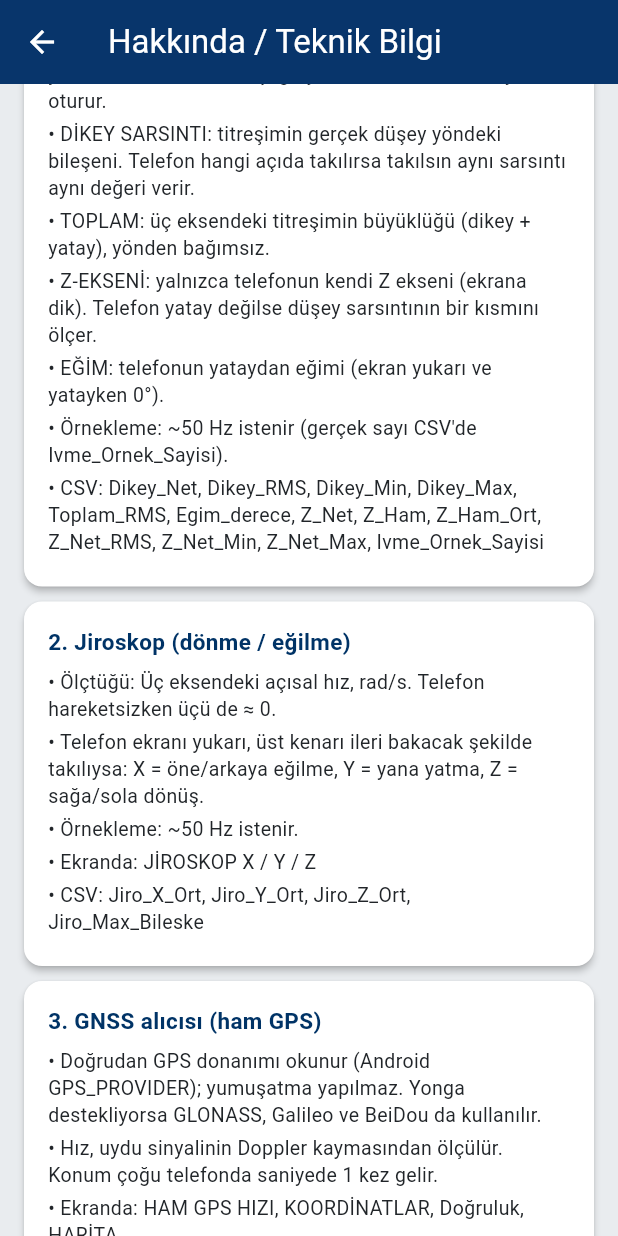
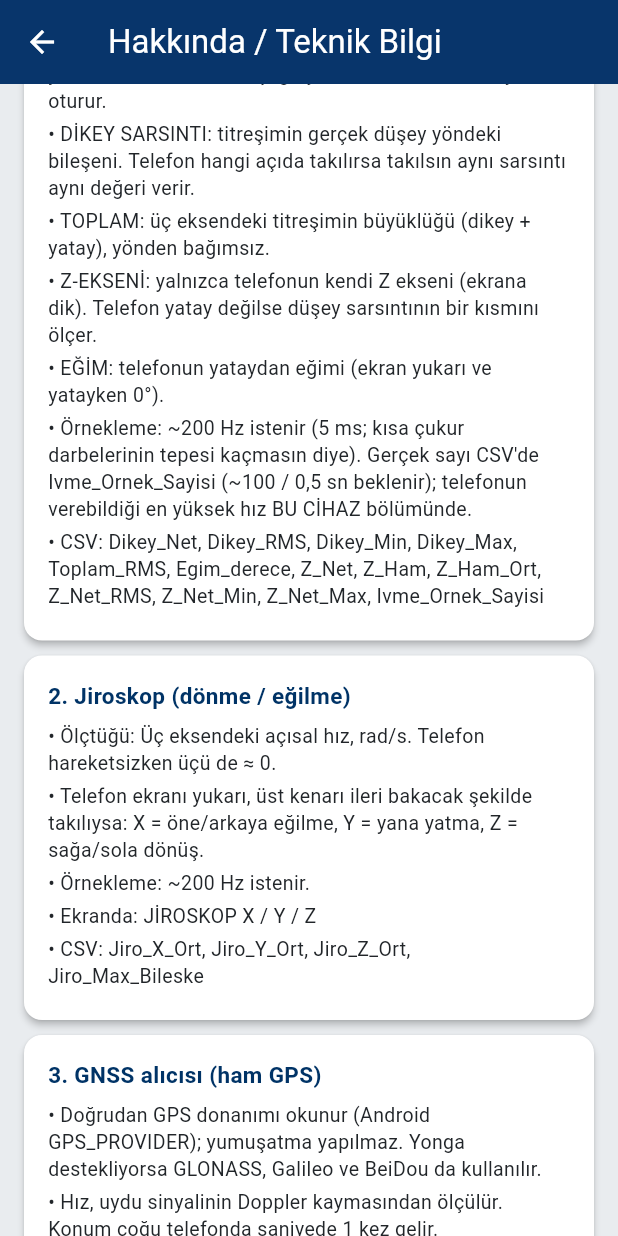
Before and after one commit to UirosRios/kaan-usta, a Flutter app: the AboutPage screen opened directly, scrolled down 576 dp, on a phone screen of 412 x 824 dp. Run offline on Flutter 3.47's test engine with Material 3 defaults, Android fonts, the phone set to English and light mode, and no system bars; our stand-ins replace flutter_map, geolocator, latlong2, sensors_plus, share_plus, wakelock_plus; network calls fail.

Commit message:
Sensör örneklemesini 200 Hz'e çıkar
İvmeölçer ve jiroskop 5 ms (~200 Hz) aralıkla okunur; 50 Hz'de ~30 ms'lik
çukur darbelerinin tepesi örnekler arasına düşüp yarıya kadar eksik
ölçülebiliyordu. Android 12+'da özel izin gerektirmeyen en yüksek hız
budur. CSV yapısı değişmez; Ivme_Ornek_Sayisi pencere başına ~100 olur.

Co-Authored-By: Claude Opus 5.5 <noreply@anthropic.com>
Claude-Session: https://claude.ai/code/session_01FvWZMbA4BccxjfAmfRcXCL

```diff
--- a/lib/about_page.dart
+++ b/lib/about_page.dart
@@ -43,7 +43,7 @@ class AboutPage extends StatelessWidget {
               'TOPLAM: üç eksendeki titreşimin büyüklüğü (dikey + yatay), yönden bağımsız.',
               'Z-EKSENİ: yalnızca telefonun kendi Z ekseni (ekrana dik). Telefon yatay değilse düşey sarsıntının bir kısmını ölçer.',
               'EĞİM: telefonun yataydan eğimi (ekran yukarı ve yatayken 0°).',
-              'Örnekleme: ~50 Hz istenir (gerçek sayı CSV\'de Ivme_Ornek_Sayisi).',
+              'Örnekleme: ~200 Hz istenir (5 ms; kısa çukur darbelerinin tepesi kaçmasın diye). Gerçek sayı CSV\'de Ivme_Ornek_Sayisi (~100 / 0,5 sn beklenir); telefonun verebildiği en yüksek hız BU CİHAZ bölümünde.',
               'CSV: Dikey_Net, Dikey_RMS, Dikey_Min, Dikey_Max, Toplam_RMS, Egim_derece, Z_Net, Z_Ham, Z_Ham_Ort, Z_Net_RMS, Z_Net_Min, Z_Net_Max, Ivme_Ornek_Sayisi',
             ],
           ),
@@ -52,7 +52,7 @@ class AboutPage extends StatelessWidget {
             lines: [
               'Ölçtüğü: Üç eksendeki açısal hız, rad/s. Telefon hareketsizken üçü de ≈ 0.',
               'Telefon ekranı yukarı, üst kenarı ileri bakacak şekilde takılıysa: X = öne/arkaya eğilme, Y = yana yatma, Z = sağa/sola dönüş.',
-              'Örnekleme: ~50 Hz istenir.',
+              'Örnekleme: ~200 Hz istenir.',
               'Ekranda: JİROSKOP X / Y / Z',
               'CSV: Jiro_X_Ort, Jiro_Y_Ort, Jiro_Z_Ort, Jiro_Max_Bileske',
             ],
--- a/lib/main.dart
+++ b/lib/main.dart
@@ -64,7 +64,7 @@ class _SensorDashboardState extends State<SensorDashboard> with WidgetsBindingOb
   bool _mapReady = false;
 
   // Kayıt penceresi (500 ms) içindeki tüm Z örnekleri.
-  // İvmeölçer ~50 Hz okunur; pencere başına istatistik çıkarılır ki
+  // İvmeölçer ~200 Hz okunur; pencere başına istatistik çıkarılır ki
   // 2 Hz kayıtta tek anlık değer alınmasından doğan örtüşme (aliasing) olmasın.
   final List<double> _zWindow = [];
   final List<double> _zNetWindow = [];
@@ -76,6 +76,7 @@ class _SensorDashboardState extends State<SensorDashboard> with WidgetsBindingOb
   // geçirilir (bilineer / Tustin dönüşümü). Filtre çıkışı titreşimdir; ham ivme − titreşim = yerçekimi vektörü,
   // yani telefonun o anki "aşağı" yönü. 0,4 Hz, ISO 2631-1 titreşim değerlendirmesinin alt bant sınırıdır.
   static const double gravityCutoffHz = 0.4;
+  static const Duration sensorSamplingPeriod = Duration(milliseconds: 5); // ~200 Hz
   static const double _gravityTau = 1 / (2 * pi * gravityCutoffHz);
   List<double>? _prevAcc; // önceki ham ivme [x, y, z]
   final List<double> _dynAcc = [0.0, 0.0, 0.0]; // titreşim bileşeni [x, y, z]
@@ -144,8 +145,9 @@ class _SensorDashboardState extends State<SensorDashboard> with WidgetsBindingOb
   // 2. Sensörleri (GPS ve Z-Ekseni) Başlatma Fonksiyonu
   Future<void> _initSensors() async {
     // Z-Ekseni (İvmeölçer) Sensörünü Başlat
-    // gameInterval = 20 ms (~50 Hz). Varsayılan (normalInterval) 200 ms olup sarsıntı için çok yavaştır.
-    accelSubscription = accelerometerEventStream(samplingPeriod: SensorInterval.gameInterval).listen((AccelerometerEvent event) {
+    // 5 ms (~200 Hz): kısa çukur darbelerinin (~30 ms) tepesi kaçmasın. Android 12+'da özel izin
+    // olmadan izin verilen en yüksek hız budur. Telefon daha yavaş verirse Ivme_Ornek_Sayisi'nda görülür.
+    accelSubscription = accelerometerEventStream(samplingPeriod: sensorSamplingPeriod).listen((AccelerometerEvent event) {
       zAxis = event.z;
       final acc = [event.x, event.y, event.z];
 
@@ -185,9 +187,9 @@ class _SensorDashboardState extends State<SensorDashboard> with WidgetsBindingOb
       }
     });
 
-    // Jiroskop (açısal hız) Sensörünü Başlat - ivmeölçerle aynı hızda (~50 Hz)
+    // Jiroskop (açısal hız) Sensörünü Başlat - ivmeölçerle aynı hızda (~200 Hz)
     // Telefonun tutucuda eğilmesi / dönmesi bu sensörle izlenir
-    gyroSubscription = gyroscopeEventStream(samplingPeriod: SensorInterval.gameInterval).listen((GyroscopeEvent event) {
+    gyroSubscription = gyroscopeEventStream(samplingPeriod: sensorSamplingPeriod).listen((GyroscopeEvent event) {
       gyroX = event.x;
       gyroY = event.y;
       gyroZ = event.z;
@@ -463,7 +465,7 @@ class _SensorDashboardState extends State<SensorDashboard> with WidgetsBindingOb
       ...DeviceInfo.describe(info),
       '',
       'Ölçüm ayarları:',
-      '  İstenen sensör örnekleme aralığı: 20 ms (~50 Hz), ivmeölçer ve jiroskop',
+      '  İstenen sensör örnekleme aralığı: 5 ms (~200 Hz), ivmeölçer ve jiroskop',
       '  Kayıt penceresi: 0,5 s (saniyede 2 satır)',
       '  Yerçekimi giderme: ivmenin üç eksenine birinci dereceden yüksek geçiren filtre (bilineer dönüşüm), kesim frekansı $gravityCutoffHz Hz',
       '  Yerçekimi yönü = ham ivme − filtre çıkışı; Dikey_* = titreşimin bu yöne izdüşümü (telefonun montaj açısından bağımsız)',
```
Also changed, not shown: 1 other file.
